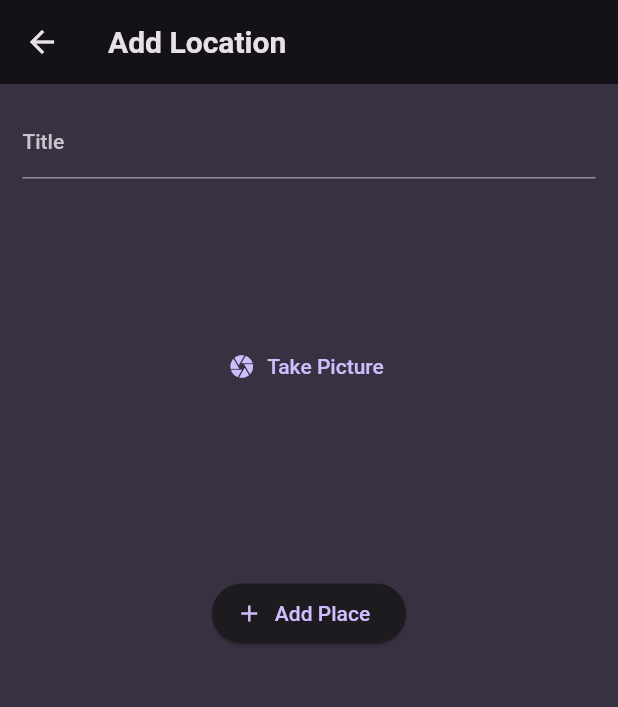
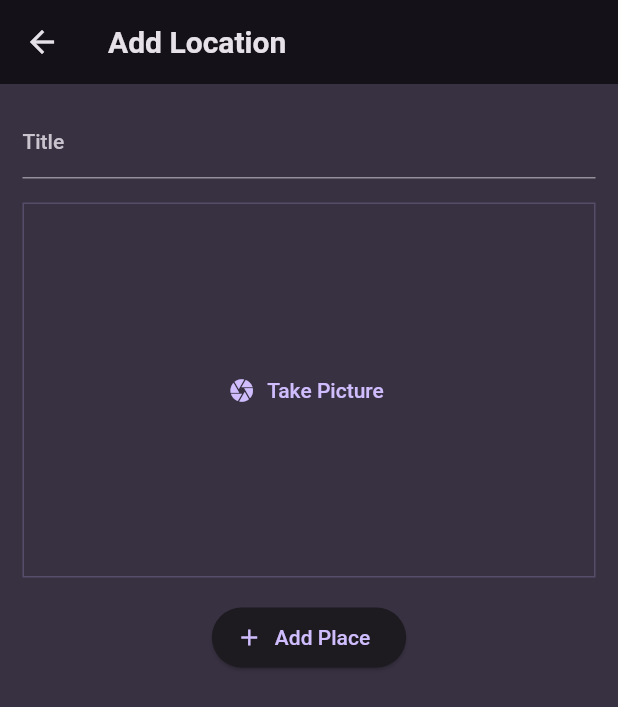
Before and after one commit to Malao-Ang/fav_location, a Flutter app: the AddLocation screen opened directly, after a tap on "Take Picture", on a phone screen of 412 x 824 dp. Shown: the top 707 px of the screen. Run offline on Flutter 3.47's test engine with Material 2 defaults, Android fonts, the phone set to English and light mode, and no system bars; our stand-ins replace flutter_riverpod, gap, google_fonts, image_picker, riverpod.

Commit message:
🌐can take a photo

```diff
--- a/lib/screens/addLoction.dart
+++ b/lib/screens/addLoction.dart
@@ -40,6 +40,7 @@ class _AddLocationState extends ConsumerState<AddLocation> {
                 style: TextStyle(
                     color: Theme.of(context).colorScheme.onBackground),
               ),
+              Gap(16),
               ImageInput(),
               Gap(16),
               ElevatedButton.icon(
--- a/lib/widgets/image_inout.dart
+++ b/lib/widgets/image_inout.dart
@@ -1,6 +1,9 @@
+import 'dart:io';
+
 import 'package:flutter/material.dart';
 import 'package:flutter/src/widgets/framework.dart';
 import 'package:flutter/src/widgets/placeholder.dart';
+import 'package:image_picker/image_picker.dart';
 
 class ImageInput extends StatefulWidget {
   const ImageInput({super.key});
@@ -10,16 +13,45 @@ class ImageInput extends StatefulWidget {
 }
 
 class _ImageInputState extends State<ImageInput> {
+  File? _selectImage;
+  Future<void> _takePicture() async {
+    final imagePicker = ImagePicker();
+    final pickerImage =
+        await imagePicker.pickImage(source: ImageSource.camera, maxWidth: 600);
+    if (pickerImage == null) {
+      return;
+    }
+    setState(() {
+      _selectImage = File(pickerImage.path);
+    });
+  }
+
   @override
   Widget build(BuildContext context) {
+    Widget content = TextButton.icon(
+        onPressed: _takePicture,
+        icon: Icon(Icons.camera),
+        label: Text("Take Picture"));
+
+    if (_selectImage != null) {
+      content = GestureDetector(
+        onTap: _takePicture,
+        child: Image.file(
+          _selectImage!,
+          fit: BoxFit.cover,
+          width: double.infinity,
+          height: double.infinity,
+        ),
+      );
+    }
     return Container(
-      height: 250,
-      width: double.infinity,
-      alignment: Alignment.center,
-      child: TextButton.icon(
-          onPressed: () {},
-          icon: Icon(Icons.camera),
-          label: Text("Take Picture")),
-    );
+        decoration: BoxDecoration(
+            border: Border.all(
+                width: 1,
+                color: Theme.of(context).colorScheme.primary.withOpacity(0.2))),
+        height: 250,
+        width: double.infinity,
+        alignment: Alignment.center,
+        child: content);
   }
 }
--- a/pubspec.yaml
+++ b/pubspec.yaml
@@ -39,6 +39,7 @@ dependencies:
   uuid: ^3.0.7
   gap: ^3.0.0
   flutter_riverpod: ^2.3.2
+  image_picker: ^0.8.7+4
 
 dev_dependencies:
   flutter_test:
```
Also changed, not shown: pubspec.lock, 1 other file.
